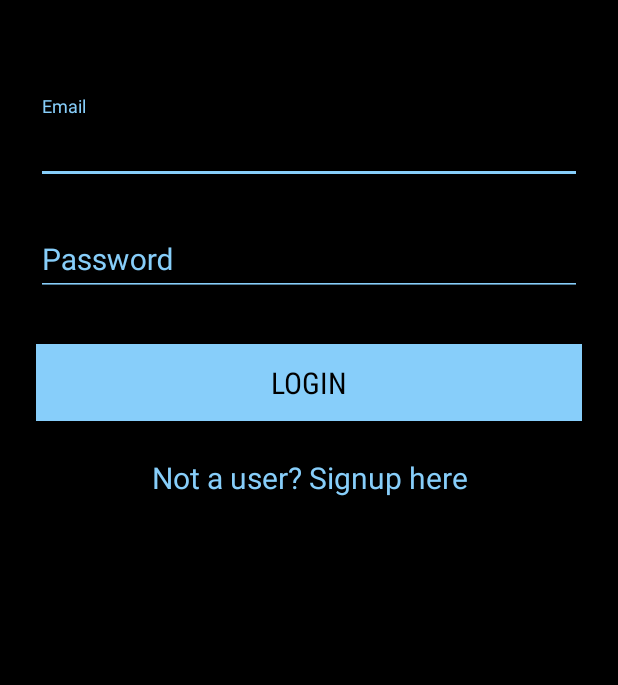
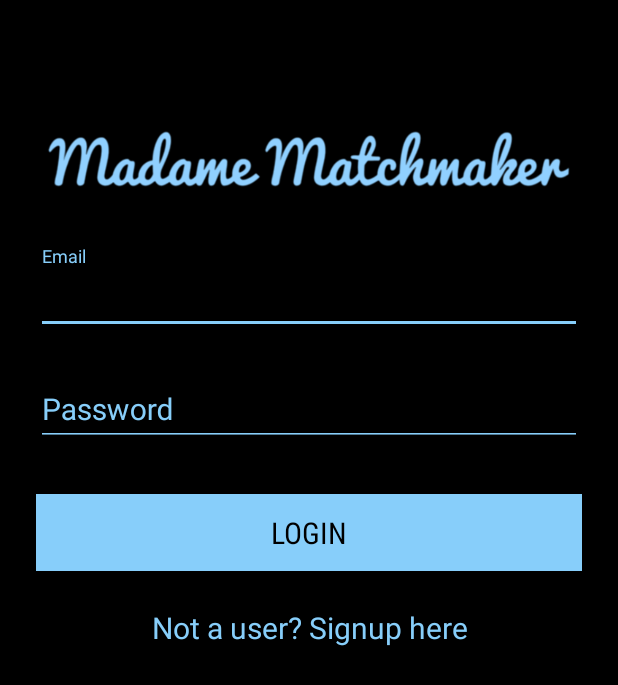
Before and after one commit to BluEyedTree/MadameMatchMaker, an Android app: the screen it shows after launch (LoginActivity), on a phone screen of 412 x 824 dp. Shown: the top 685 px of the screen. Run offline under Robolectric (Android 15) with nearby library versions, the phone set to English and light mode, and no system bars.

Commit message:
Added nice logos. Fixed bug, that caused app crash from register to login.

```diff
--- a/Android App/basicBApp/app/src/main/java/com/hfad/basicbapp/SignupActivity.java
+++ b/Android App/basicBApp/app/src/main/java/com/hfad/basicbapp/SignupActivity.java
@@ -15,6 +15,7 @@ import java.util.concurrent.ExecutionException;
 
 public class SignupActivity extends AppCompatActivity implements View.OnClickListener{
     private static final String TAG = "SignupActivity";
+    private static final int REQUEST_LOGIN = 0;
       public String password;
       public String email;
       EditText _emailText;
@@ -163,7 +164,9 @@ public class SignupActivity extends AppCompatActivity implements View.OnClickLis
                 }
                 break;
             case R.id.link_login_signup:
-                finish();
+                Intent toLogin = new Intent(getApplicationContext(),LoginActivity.class);
+                startActivityForResult(toLogin, REQUEST_LOGIN);
+                //finish();
                 break;
         }
     }
--- a/Android App/basicBApp/app/src/main/res/layout/activity_login.xml
+++ b/Android App/basicBApp/app/src/main/res/layout/activity_login.xml
@@ -17,6 +17,13 @@ android:fitsSystemWindows="true"
     android:weightSum="1">
 
     <!-- Email Label -->
+
+    <ImageView
+        android:id="@+id/imageView2"
+        android:layout_width="match_parent"
+        android:layout_height="wrap_content"
+        app:srcCompat="@drawable/logologin"
+        tools:ignore="ContentDescription" />
 
     <android.support.design.widget.TextInputLayout
         android:layout_width="match_parent"
```
Also changed, not shown: Android App/basicBApp/app/build.gradle (+4 -4 lines), Android App/basicBApp/app/src/main/res/layout/activity_signup.xml (+8 -0 lines).
